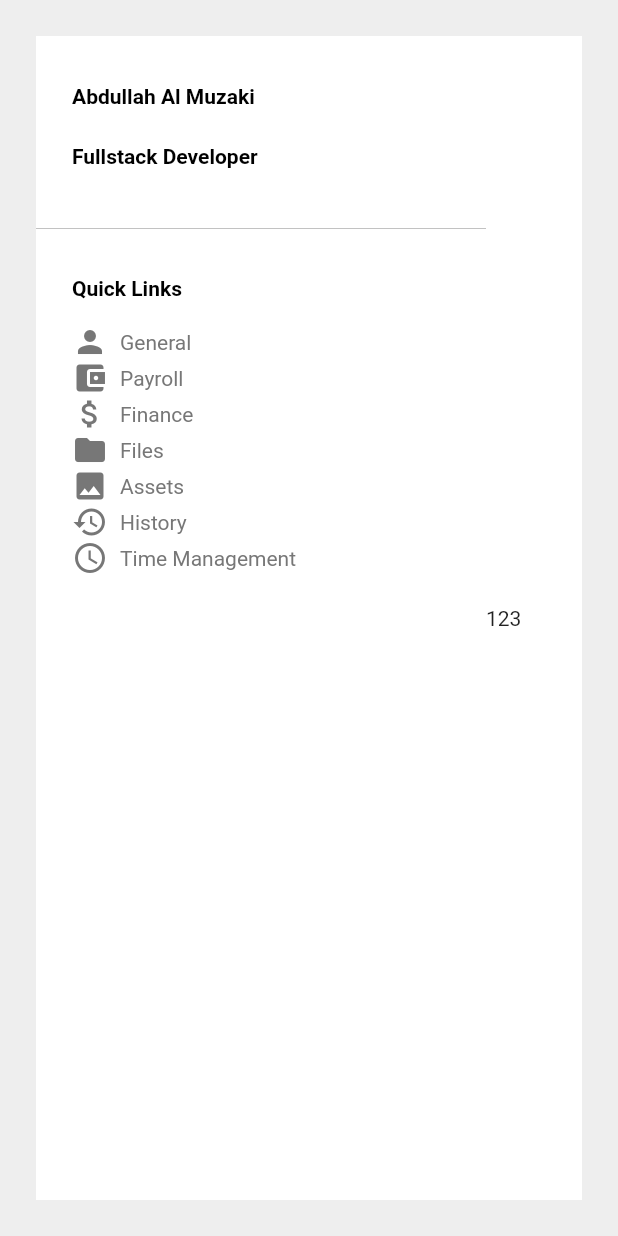
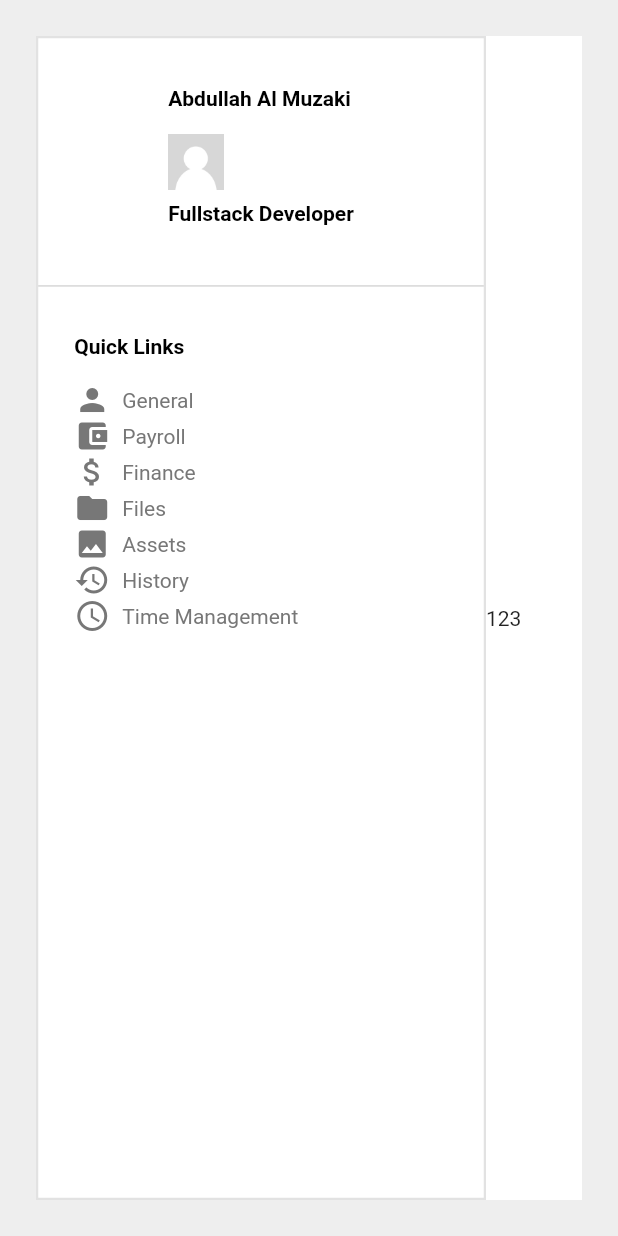
Before and after one commit to aamuzakii/arukari, a Flutter app: the MyInfoPage screen opened by its route, on a phone screen of 412 x 824 dp. Run offline on Flutter 3.47's test engine with Material 2 defaults, Android fonts, the phone set to English and light mode, and no system bars; our stand-ins replace flutter_svg, google_fonts.

Commit message:
add border

```diff
--- a/lib/widgets/my_info/sidebar.dart
+++ b/lib/widgets/my_info/sidebar.dart
@@ -9,18 +9,31 @@ class LeftSidebar extends StatelessWidget {
   Widget build(BuildContext context) {
     return Container(
       width: 300,
+      // color: Colors.white,
+      decoration: BoxDecoration(
         color: Colors.white,
+        border: Border.all(
+          color: const Color(0xffe2e2e2), // Border color
+          width: 1.5, // Border width
+        ),
+      ),
       child: Column(
         children: [
           Container(
             width: double.infinity,
             padding: const EdgeInsets.all(24),
+            child: Center(
               child: Column(
                 crossAxisAlignment: CrossAxisAlignment.start,
-              children: const [
+                children: [
                   SectionTitle("Abdullah Al Muzaki"),
+                  Image.asset(
+                    'assets/images/blank-person.jpg',
+                    height: 37,
+                  ),
                   SectionTitle("Fullstack Developer"),
                 ],
+              ),
             ),
           ),
           const ThinLine(),
--- a/pubspec.yaml
+++ b/pubspec.yaml
@@ -58,6 +58,7 @@ flutter:
     - assets/aruna-logo.png
     - assets/images/banner-marketplace.png
     - assets/images/people-checking.png
+    - assets/images/blank-person.jpg
     - assets/svg/colorful.svg
     - assets/svg/google.svg
 
```
Also changed, not shown: assets/images/blank-person.jpg (added). Lines whose indentation alone changed are shown as unchanged.
